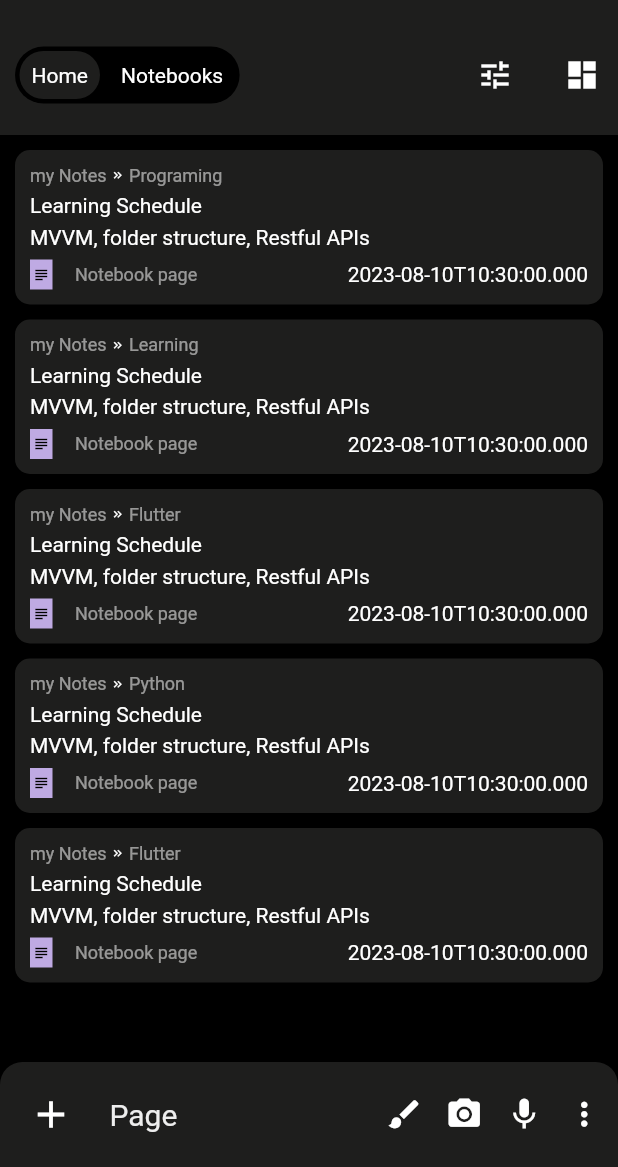
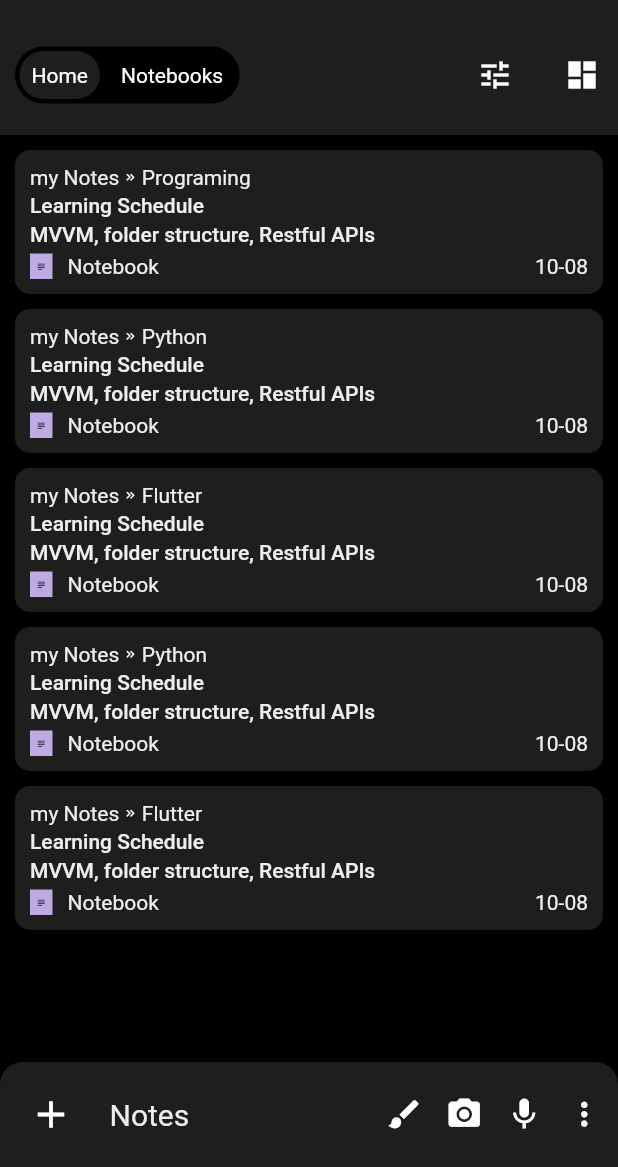
Before and after one commit to Emmanuel-Onyeka/one_note, a Flutter app: the screen it shows after launch, after a tap on "Home", on a phone screen of 412 x 824 dp, the part 69-1236 px from its top. Run offline on Flutter 3.47's test engine with Material 2 defaults, Android fonts, the phone set to English and light mode, and no system bars; our stand-ins replace google_fonts.

Commit message:
improved functionality

```diff
--- a/lib/constants.dart
+++ b/lib/constants.dart
@@ -1,14 +1,23 @@
 import 'package:flutter/material.dart';
+import 'package:google_fonts/google_fonts.dart';
 
-const kNormalTextStyle = TextStyle(
-  color: Color(0xffeeeeee),
+var kNormalTextStyle = GoogleFonts.roboto(
+  textStyle: const TextStyle(
+    color: Color(0xffeeeeee),
+    fontWeight: FontWeight.w500,
+  ),
 );
 
-const kPurpleTextStyle = TextStyle(
-  color: Color(0xffafa0c9),
+var kPurpleTextStyle = GoogleFonts.roboto(
+  textStyle: const TextStyle(
+    color: Color(0xffafa0c9),
+    fontWeight: FontWeight.w400,
+  ),
 );
 
-const kSmallTextStyle = TextStyle(
-  color: Colors.white54,
-  fontSize: 12.0,
+var kSmallTextStyle = GoogleFonts.roboto(
+  textStyle: const TextStyle(
+    color: Color(0xffeeeeee),
+    fontWeight: FontWeight.w400,
+  ),
 );
--- a/lib/screens/home_page.dart
+++ b/lib/screens/home_page.dart
@@ -193,7 +193,10 @@ class _HomePageState extends State<HomePage> {
                 topLeft: Radius.circular(15.0),
               ),
             ),
-            padding: const EdgeInsets.symmetric(horizontal: 10),
+            //Navigation Bar
+            padding: const EdgeInsets.symmetric(
+              horizontal: 10,
+            ),
             child: Row(
               children: [
                 IconButton(
@@ -209,7 +212,7 @@ class _HomePageState extends State<HomePage> {
                   width: 15.0,
                 ),
                 Text(
-                  'Page',
+                  'Notes',
                   style: kNormalTextStyle.copyWith(
                     fontSize: 20,
                     fontWeight: FontWeight.w400,
--- a/lib/screens/notebook_view.dart
+++ b/lib/screens/notebook_view.dart
@@ -35,7 +35,7 @@ class _NoteBookViewState extends State<NoteBookView> {
               title: Text(
                 data.getNoteCategories[index],
               ),
-              trailing: const Text(
+              trailing: Text(
                 'Default',
                 style: kSmallTextStyle,
               ),
--- a/lib/widgets/list_mode.dart
+++ b/lib/widgets/list_mode.dart
@@ -9,16 +9,37 @@ import '../model/note_model.dart';
 import './note_item.dart';
 
 class ListMode extends StatelessWidget {
-  List<Note> notes = [];
-
   @override
   Widget build(BuildContext context) {
-    notes = Provider.of<DataClass>(context).userList;
-    return ListView.builder(
+    //TODO: check for error
+    var data = Provider.of<DataClass>(context, listen: false);
+    var notes = data.userList;
+    return notes.isEmpty
+        ? Container(
+            margin: const EdgeInsets.all(10),
+            child: const Text('You have no notes yet'),
+          )
+        : ListView.builder(
             itemCount: notes.length,
             itemBuilder: (BuildContext context, int index) {
-        return NoteBookItem(
+              return Dismissible(
+                direction: DismissDirection.endToStart,
+                onDismissed: (direction) {
+                  data.deleteNote(notes[index].id);
+                },
+                background: Container(
+                  alignment: Alignment.centerRight,
+                  color: Theme.of(context).scaffoldBackgroundColor,
+                  child: const Icon(
+                    Icons.delete,
+                    size: 40,
+                    color: Colors.white,
+                  ),
+                ),
+                key: Key(notes[index].id),
+                child: NoteBookItem(
                   notes: notes[index],
+                ),
               );
             },
           );
--- a/lib/widgets/note_item.dart
+++ b/lib/widgets/note_item.dart
@@ -1,6 +1,7 @@
 import 'package:flutter/material.dart';
+import 'package:intl/intl.dart';
+
 import '../constants.dart';
-import '../screens/note_details_screen.dart';
 import '../screens/note_details_screen.dart';
 
 class NoteBookItem extends StatelessWidget {
@@ -30,7 +31,7 @@ class NoteBookItem extends StatelessWidget {
             children: [
               Row(
                 children: [
-                  const Text(
+                  Text(
                     'my Notes',
                     style: kSmallTextStyle,
                   ),
@@ -46,33 +47,44 @@ class NoteBookItem extends StatelessWidget {
                   ),
                 ],
               ),
+              const SizedBox(height: 3.0),
+              Text(
+                notes.title,
+                style: kNormalTextStyle,
+              ),
+              const SizedBox(height: 3.0),
+              Text(
+                notes.body,
+                style: kNormalTextStyle,
+              ),
               const SizedBox(height: 5.0),
-              Text(notes.title),
-              const SizedBox(height: 5.0),
-              Text(notes.body),
-              const SizedBox(height: 7.0),
-              Row(
+              Expanded(
+                child: Row(
                   children: [
                     Container(
-                    height: 20.0,
+                      height: 17.0,
                       width: 15.0,
                       color: const Color(0xffbfaae3),
                       child: Icon(
                         Icons.subject,
                         color: Theme.of(context).scaffoldBackgroundColor,
-                      size: 12.0,
+                        size: 7.0,
                       ),
                     ),
                     const SizedBox(
-                    width: 15.0,
+                      width: 10.0,
                     ),
-                  const Text(
-                    'Notebook page',
+                    Text(
+                      'Notebook',
                       style: kSmallTextStyle,
                     ),
                     const Spacer(),
-                  Text(notes.dateCreated.toIso8601String()),
+                    Text(
+                      DateFormat('dd-MM').format(notes.dateCreated),
+                      style: kSmallTextStyle,
+                    ),
                   ],
+                ),
               ),
             ],
           ),
--- a/pubspec.yaml
+++ b/pubspec.yaml
@@ -16,6 +16,8 @@ dependencies:
   cupertino_icons: ^1.0.2
   provider: ^6.0.5
   flutter_quill: ^7.2.11
+  intl: ^0.18.1
+  google_fonts: ^5.1.0
 
 dev_dependencies:
   flutter_test:
```
Also changed, not shown: lib/model/data_class.dart (+21 -3 lines), lib/screens/editNoteScreen.dart (deleted, +0 -13 lines), lib/screens/note_details_screen.dart (+29 -27 lines), lib/screens/notebookListScreen.dart (+12 -1 lines), pubspec.lock, 1 other file. Lines whose indentation alone changed are shown as unchanged.
